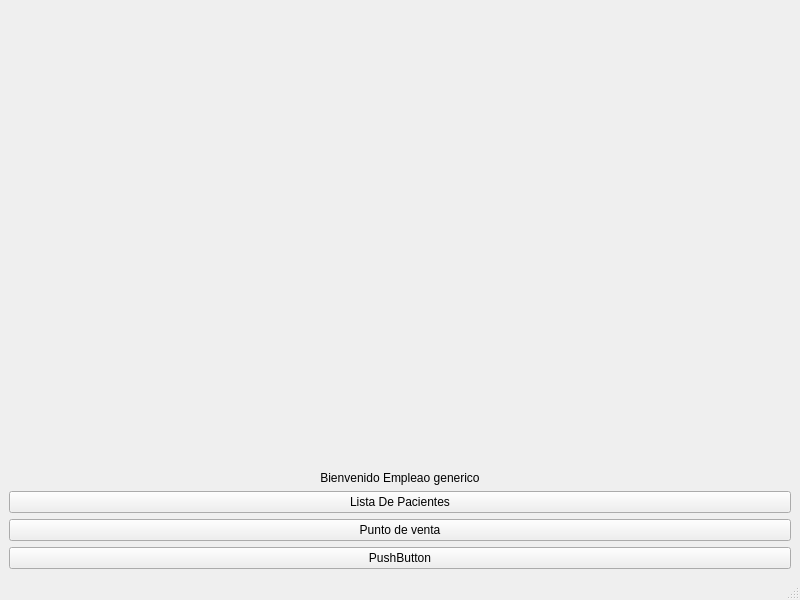
Qt form OPTICA/Empleados.ui (Matapuercos666/Optica_Jardines) before a commit.
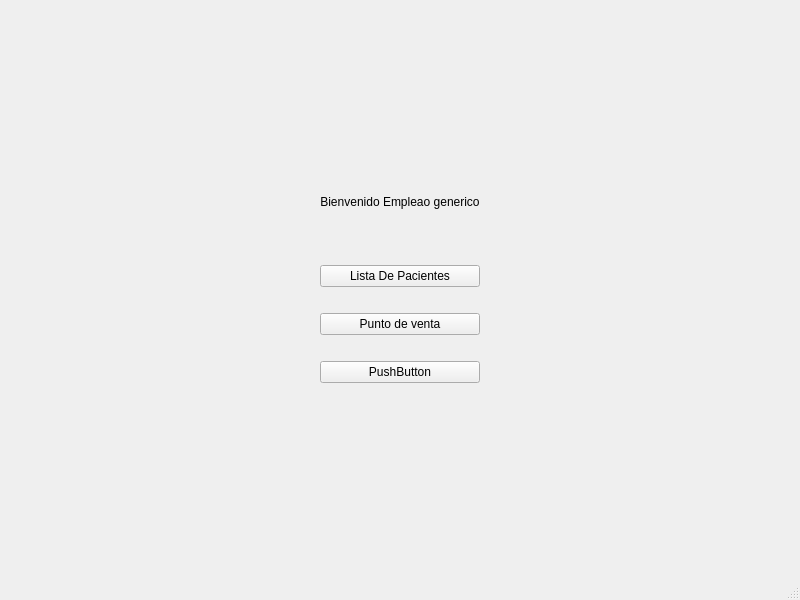
The same form after that commit.

Diff of the .ui file:
```diff
--- a/OPTICA/Empleados.ui
+++ b/OPTICA/Empleados.ui
@@ -14,31 +14,66 @@
    <string>MainWindow</string>
   </property>
   <widget class="QWidget" name="centralwidget">
-   <layout class="QVBoxLayout" name="verticalLayout_4">
-    <item>
+   <layout class="QGridLayout" name="gridLayout">
+    <item row="0" column="1">
      <spacer name="verticalSpacer">
       <property name="orientation">
        <enum>Qt::Orientation::Vertical</enum>
       </property>
+      <property name="sizeType">
+       <enum>QSizePolicy::Policy::Expanding</enum>
+      </property>
       <property name="sizeHint" stdset="0">
        <size>
         <width>20</width>
-        <height>418</height>
+        <height>20</height>
        </size>
       </property>
      </spacer>
     </item>
-    <item>
+    <item row="1" column="1">
      <widget class="QLabel" name="label">
       <property name="text">
        <string>Bienvenido Empleao generico</string>
       </property>
       <property name="alignment">
-       <set>Qt::AlignmentFlag::AlignHCenter|Qt::AlignmentFlag::AlignTop</set>
+       <set>Qt::AlignmentFlag::AlignBottom|Qt::AlignmentFlag::AlignHCenter</set>
       </property>
      </widget>
     </item>
-    <item>
+    <item row="2" column="1">
+     <spacer name="verticalSpacer_3">
+      <property name="orientation">
+       <enum>Qt::Orientation::Vertical</enum>
+      </property>
+      <property name="sizeType">
+       <enum>QSizePolicy::Policy::Fixed</enum>
+      </property>
+      <property name="sizeHint" stdset="0">
+       <size>
+        <width>20</width>
+        <height>50</height>
+       </size>
+      </property>
+     </spacer>
+    </item>
+    <item row="5" column="0">
+     <spacer name="horizontalSpacer">
+      <property name="orientation">
+       <enum>Qt::Orientation::Horizontal</enum>
+      </property>
+      <property name="sizeType">
+       <enum>QSizePolicy::Policy::Expanding</enum>
+      </property>
+      <property name="sizeHint" stdset="0">
+       <size>
+        <width>40</width>
+        <height>20</height>
+       </size>
+      </property>
+     </spacer>
+    </item>
+    <item row="3" column="1">
      <layout class="QVBoxLayout" name="verticalLayout">
       <item>
        <widget class="QPushButton" name="pushButton">
@@ -49,18 +84,39 @@
       </item>
      </layout>
     </item>
-    <item>
-     <layout class="QVBoxLayout" name="verticalLayout_2">
-      <item>
-       <widget class="QPushButton" name="pushButton_2">
-        <property name="text">
-         <string>Punto de venta</string>
-        </property>
-       </widget>
-      </item>
-     </layout>
+    <item row="5" column="2">
+     <spacer name="horizontalSpacer_2">
+      <property name="orientation">
+       <enum>Qt::Orientation::Horizontal</enum>
+      </property>
+      <property name="sizeType">
+       <enum>QSizePolicy::Policy::Expanding</enum>
+      </property>
+      <property name="sizeHint" stdset="0">
+       <size>
+        <width>40</width>
+        <height>20</height>
+       </size>
+      </property>
+     </spacer>
     </item>
-    <item>
+    <item row="8" column="1">
+     <spacer name="verticalSpacer_2">
+      <property name="orientation">
+       <enum>Qt::Orientation::Vertical</enum>
+      </property>
+      <property name="sizeType">
+       <enum>QSizePolicy::Policy::Expanding</enum>
+      </property>
+      <property name="sizeHint" stdset="0">
+       <size>
+        <width>20</width>
+        <height>40</height>
+       </size>
+      </property>
+     </spacer>
+    </item>
+    <item row="7" column="1">
      <layout class="QVBoxLayout" name="verticalLayout_3">
       <item>
        <widget class="QPushButton" name="pushButton_3">
@@ -71,6 +127,49 @@
       </item>
      </layout>
     </item>
+    <item row="5" column="1">
+     <layout class="QVBoxLayout" name="verticalLayout_2">
+      <item>
+       <widget class="QPushButton" name="pushButton_2">
+        <property name="text">
+         <string>Punto de venta</string>
+        </property>
+       </widget>
+      </item>
+     </layout>
+    </item>
+    <item row="4" column="1">
+     <spacer name="verticalSpacer_4">
+      <property name="orientation">
+       <enum>Qt::Orientation::Vertical</enum>
+      </property>
+      <property name="sizeType">
+       <enum>QSizePolicy::Policy::Fixed</enum>
+      </property>
+      <property name="sizeHint" stdset="0">
+       <size>
+        <width>20</width>
+        <height>20</height>
+       </size>
+      </property>
+     </spacer>
+    </item>
+    <item row="6" column="1">
+     <spacer name="verticalSpacer_5">
+      <property name="orientation">
+       <enum>Qt::Orientation::Vertical</enum>
+      </property>
+      <property name="sizeType">
+       <enum>QSizePolicy::Policy::Fixed</enum>
+      </property>
+      <property name="sizeHint" stdset="0">
+       <size>
+        <width>20</width>
+        <height>20</height>
+       </size>
+      </property>
+     </spacer>
+    </item>
    </layout>
   </widget>
   <widget class="QMenuBar" name="menubar">
```
